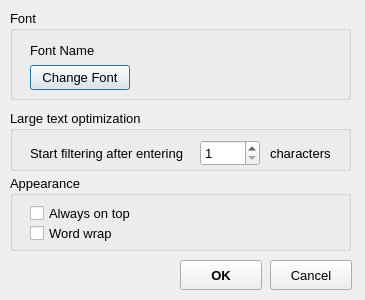
hesting15/TextFilter, file SettingsWindow.ui: the form before one commit.
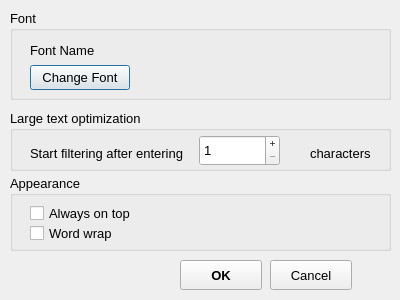
The form after the commit.

```diff
--- a/SettingsWindow.ui
+++ b/SettingsWindow.ui
@@ -9,19 +9,19 @@
    <rect>
     <x>0</x>
     <y>0</y>
-    <width>365</width>
+    <width>400</width>
     <height>300</height>
    </rect>
   </property>
   <property name="minimumSize">
    <size>
-    <width>365</width>
+    <width>400</width>
     <height>300</height>
    </size>
   </property>
   <property name="maximumSize">
    <size>
-    <width>365</width>
+    <width>400</width>
     <height>300</height>
    </size>
   </property>
@@ -33,7 +33,7 @@
     <rect>
      <x>10</x>
      <y>10</y>
-     <width>341</width>
+     <width>381</width>
      <height>90</height>
     </rect>
    </property>
@@ -75,7 +75,7 @@
      <rect>
       <x>20</x>
       <y>25</y>
-      <width>301</width>
+      <width>341</width>
       <height>30</height>
      </rect>
     </property>
@@ -89,7 +89,7 @@
     <rect>
      <x>10</x>
      <y>110</y>
-     <width>341</width>
+     <width>381</width>
      <height>61</height>
     </rect>
    </property>
@@ -117,7 +117,7 @@
    <widget class="QLabel" name="label_3">
     <property name="geometry">
      <rect>
-      <x>260</x>
+      <x>300</x>
       <y>35</y>
       <width>71</width>
       <height>16</height>
@@ -130,10 +130,10 @@
    <widget class="QSpinBox" name="spinBoxStartFilter">
     <property name="geometry">
      <rect>
-      <x>190</x>
-      <y>30</y>
-      <width>60</width>
-      <height>26</height>
+      <x>189</x>
+      <y>25</y>
+      <width>81</width>
+      <height>31</height>
      </rect>
     </property>
     <property name="minimumSize">
@@ -144,10 +144,13 @@
     </property>
     <property name="maximumSize">
      <size>
-      <width>60</width>
+      <width>100</width>
       <height>16777215</height>
      </size>
     </property>
+    <property name="buttonSymbols">
+     <enum>QAbstractSpinBox::ButtonSymbols::PlusMinus</enum>
+    </property>
     <property name="minimum">
      <number>1</number>
     </property>
@@ -161,7 +164,7 @@
     <rect>
      <x>10</x>
      <y>175</y>
-     <width>341</width>
+     <width>381</width>
      <height>76</height>
     </rect>
    </property>
```
Left out of the diff: 3 changed lines with no effect on the pictures.
